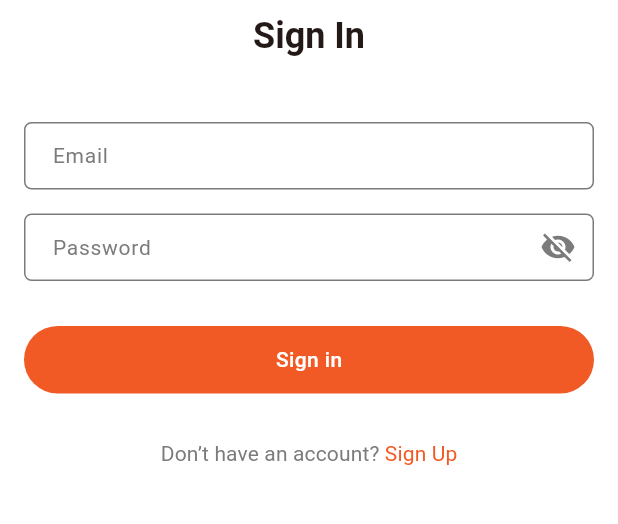
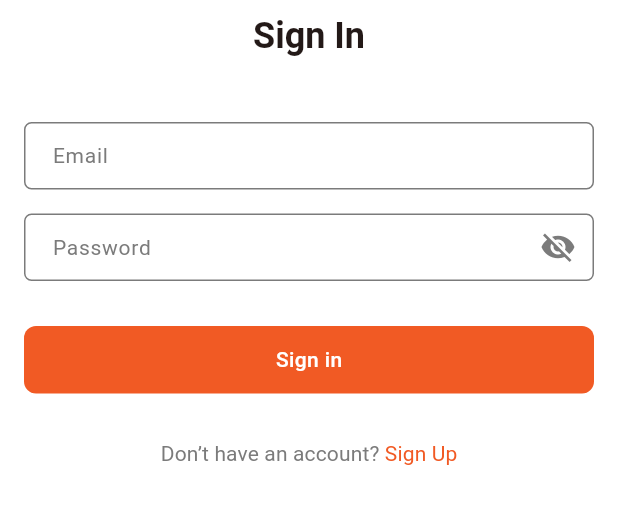
Before and after one commit to TawfiqRafi/library-user-app, a Flutter app: the screen it shows after launch, on a phone screen of 412 x 824 dp, the part 362-886 px from its top. Run offline on Flutter 3.47's test engine with Material 3 defaults, Android fonts, the phone set to English and light mode, and no system bars; our stand-ins replace cached_network_image, dropdown_button2, fluttertoast, get, image_picker, shared_preferences and 1 more; missing offline and left inert: qr_code_scanner_plus; accounts and stored records are empty.

Commit message:
liary all work done

```diff
--- a/lib/common/custom_button.dart
+++ b/lib/common/custom_button.dart
@@ -24,7 +24,7 @@ class CustomButton extends StatelessWidget {
         height: height,
         decoration: BoxDecoration(
           color: color,
-          borderRadius: BorderRadius.circular(100),
+          borderRadius: BorderRadius.circular(Dimensions.radiusEight),
         ),
         child: Center(
           child: isLoading ? Row(mainAxisAlignment: MainAxisAlignment.center, children: [
```
